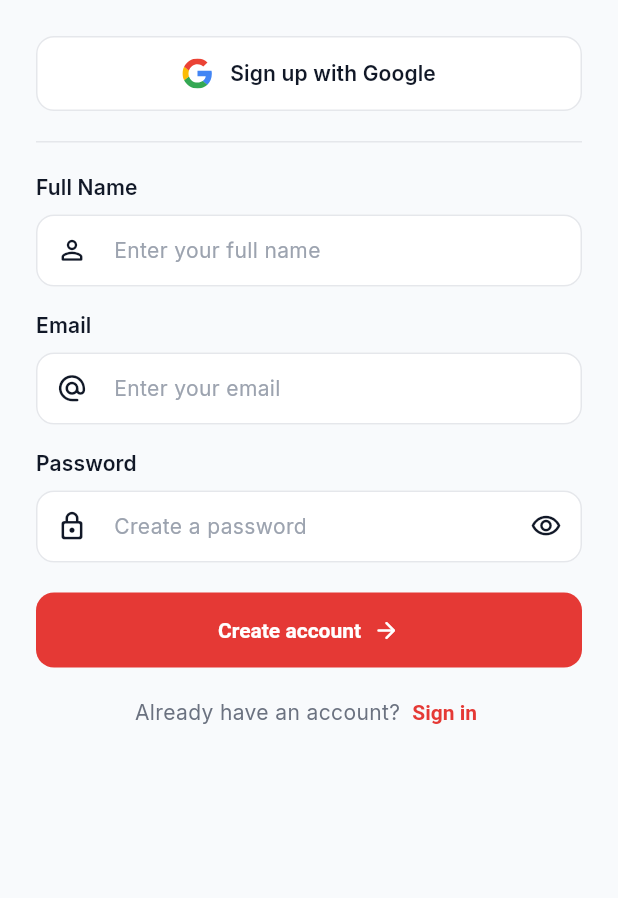
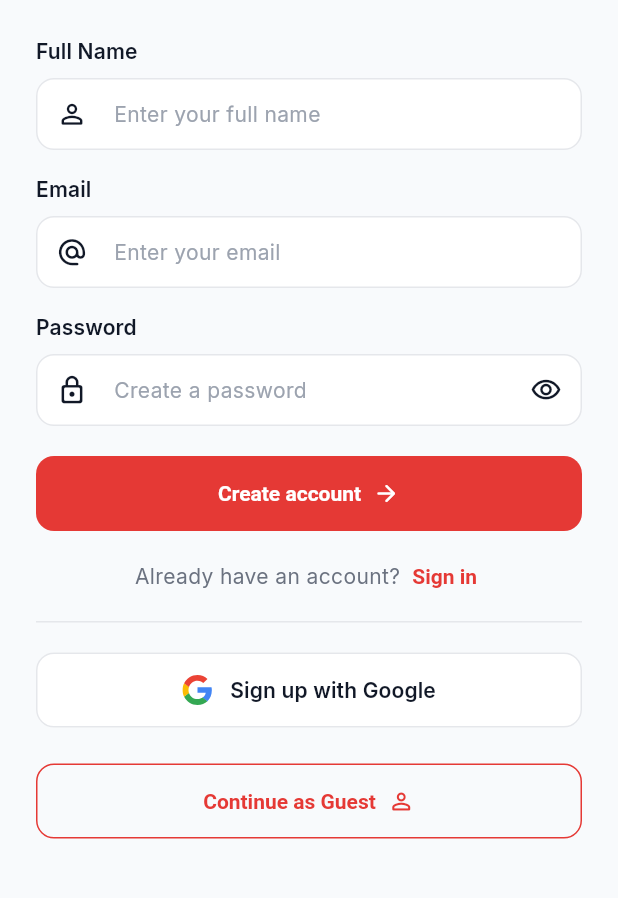
Before and after one commit to bikashgrg1995-04/pulze_plus, a Flutter app: the AuthScreen screen opened by its route, after a tap on "Sign in", after a tap on "Create account", on a phone screen of 412 x 824 dp, the part 285-1183 px from its top. Run offline on Flutter 3.47's test engine with Material 3 defaults, Android fonts, the phone set to English and light mode, and no system bars; our stand-ins replace connectivity_plus, dio, flutter_riverpod, flutter_secure_storage, flutter_svg, go_router and 5 more; accounts and stored records are empty; project files that could hold a hidden picture were left out.

Commit message:
feat: complete onboarding and guest entry flow

```diff
--- a/lib/features/auth/screens/auth_screen.dart
+++ b/lib/features/auth/screens/auth_screen.dart
@@ -3,6 +3,7 @@ import 'package:flutter_riverpod/flutter_riverpod.dart';
 import 'package:go_router/go_router.dart';
 
 import 'package:pulze_plus/app/router/app_routes.dart';
+import 'package:pulze_plus/core/preferences/app_preferences_provider.dart';
 import 'package:pulze_plus/core/widgets/app_divider.dart';
 import 'package:pulze_plus/core/widgets/app_snack_bar.dart';
 import 'package:pulze_plus/features/auth/models/auth_state.dart';
@@ -61,6 +62,22 @@ class _AuthScreenState extends ConsumerState<AuthScreen> {
     super.dispose();
   }
 
+  Future<void> _continueAsGuest() async {
+    if (_isLoading) {
+      return;
+    }
+
+    FocusScope.of(context).unfocus();
+
+    await ref.read(appPreferencesProvider.notifier).completeEntry();
+
+    if (!mounted) {
+      return;
+    }
+    AppSnackBar.success(context, 'Continuing as a guest.');
+    context.go(AppRoutes.home);
+  }
+
   void _continueWithGoogle() {
     if (_isLoading) {
       return;
@@ -109,10 +126,22 @@ class _AuthScreenState extends ConsumerState<AuthScreen> {
 
       switch (authState.status) {
         case AuthStatus.needsProfile:
+          await ref.read(appPreferencesProvider.notifier).completeEntry();
+
+          if (!mounted) {
+            return;
+          }
+
           context.go(AppRoutes.profileSetup);
           return;
 
         case AuthStatus.authenticated:
+          await ref.read(appPreferencesProvider.notifier).completeEntry();
+
+          if (!mounted) {
+            return;
+          }
+
           context.go(AppRoutes.home);
           return;
 
@@ -152,6 +181,10 @@ class _AuthScreenState extends ConsumerState<AuthScreen> {
             email: email,
             password: _signupPasswordController.text,
           );
+
+      // Registration was successful, so the user has completed
+      // the first-entry decision.
+      await ref.read(appPreferencesProvider.notifier).completeEntry();
 
       if (!mounted) {
         return;
@@ -212,6 +245,7 @@ class _AuthScreenState extends ConsumerState<AuthScreen> {
   Widget build(BuildContext context) {
     final theme = Theme.of(context);
     final l10n = AppLocalizations.of(context)!;
+    final preferences = ref.watch(appPreferencesProvider);
 
     final horizontalPadding = ResponsiveUtils.value(
       context,
@@ -268,19 +302,6 @@ class _AuthScreenState extends ConsumerState<AuthScreen> {
 
                   const SizedBox(height: AppSpacing.xl),
 
-                  GoogleAuthButton(
-                    label: _isLogin
-                        ? l10n.continueWithGoogle
-                        : l10n.signUpWithGoogle,
-                    onPressed: _continueWithGoogle,
-                  ),
-
-                  const SizedBox(height: AppSpacing.lg),
-
-                  const AppDivider(),
-
-                  const SizedBox(height: AppSpacing.lg),
-
                   if (_isLogin) _buildLoginForm() else _buildSignupForm(),
 
                   const SizedBox(height: AppSpacing.lg),
@@ -316,6 +337,34 @@ class _AuthScreenState extends ConsumerState<AuthScreen> {
                       ),
                     ],
                   ),
+
+                  const SizedBox(height: AppSpacing.lg),
+
+                  const AppDivider(),
+
+                  const SizedBox(height: AppSpacing.lg),
+
+                  GoogleAuthButton(
+                    label: _isLogin
+                        ? l10n.continueWithGoogle
+                        : l10n.signUpWithGoogle,
+                    onPressed: _continueWithGoogle,
+                  ),
+
+                  const SizedBox(height: AppSpacing.sm),
+
+                  if (!preferences.hasCompletedEntry)
+                    Padding(
+                      padding: const EdgeInsets.only(top: AppSpacing.sm),
+                      child: AppButton(
+                        label: l10n.continueAsGuest,
+                        icon: Icons.person_outline_rounded,
+                        variant: AppButtonVariant.outlined,
+                        onPressed: () {
+                          _continueAsGuest();
+                        },
+                      ),
+                    ),
                 ],
               ),
             ),
--- a/lib/features/onboarding/screens/onboarding_screen.dart
+++ b/lib/features/onboarding/screens/onboarding_screen.dart
@@ -68,9 +68,11 @@ class _OnboardingScreenState extends ConsumerState<OnboardingScreen> {
   Future<void> _finishOnboarding() async {
     await ref.read(onboardingProvider.notifier).complete();
 
-    if (!mounted) return;
+    if (!mounted) {
+      return;
+    }
 
-    context.go(AppRoutes.home);
+    context.go(AppRoutes.auth);
   }
 
   @override
--- a/lib/l10n/app_en.arb
+++ b/lib/l10n/app_en.arb
@@ -887,5 +887,10 @@
   "availableForBloodDonation": "Make yourself available for blood donation",
   "@availableForBloodDonation": {
     "description": "Description shown below the donor status setting."
+  },
+
+  "continueAsGuest": "Continue as Guest",
+  "@continueAsGuest": {
+    "description": "Button label allowing users to enter Pulze+ as a guest."
   }
 }
--- a/lib/l10n/app_localizations.dart
+++ b/lib/l10n/app_localizations.dart
@@ -1219,6 +1219,12 @@ abstract class AppLocalizations {
   /// In en, this message translates to:
   /// **'Make yourself available for blood donation'**
   String get availableForBloodDonation;
+
+  /// Button label allowing users to enter Pulze+ as a guest.
+  ///
+  /// In en, this message translates to:
+  /// **'Continue as Guest'**
+  String get continueAsGuest;
 }
 
 class _AppLocalizationsDelegate
--- a/lib/l10n/app_localizations_en.dart
+++ b/lib/l10n/app_localizations_en.dart
@@ -606,4 +606,7 @@ class AppLocalizationsEn extends AppLocalizations {
   @override
   String get availableForBloodDonation =>
       'Make yourself available for blood donation';
+
+  @override
+  String get continueAsGuest => 'Continue as Guest';
 }
--- a/lib/l10n/app_localizations_ne.dart
+++ b/lib/l10n/app_localizations_ne.dart
@@ -615,4 +615,7 @@ class AppLocalizationsNe extends AppLocalizations {
   @override
   String get availableForBloodDonation =>
       'Make yourself available for blood donation';
+
+  @override
+  String get continueAsGuest => 'अतिथिको रूपमा जारी राख्नुहोस्';
 }
--- a/lib/l10n/app_ne.arb
+++ b/lib/l10n/app_ne.arb
@@ -669,5 +669,9 @@
   "availableForBloodDonation": "Make yourself available for blood donation",
   "@availableForBloodDonation": {
     "description": "Description shown below the donor status setting."
+  },
+  "continueAsGuest": "अतिथिको रूपमा जारी राख्नुहोस्",
+  "@continueAsGuest": {
+    "description": "प्रयोगकर्तालाई अतिथिको रूपमा Pulze+ मा प्रवेश गर्न दिने बटनको पाठ।"
   }
 }
```
Also changed, not shown: lib/app/router/app_router.dart (+44 -2 lines), lib/core/preferences/app_preferences_provider.dart (+15 -0 lines), lib/core/preferences/app_preferences_storage.dart (+15 -0 lines).
